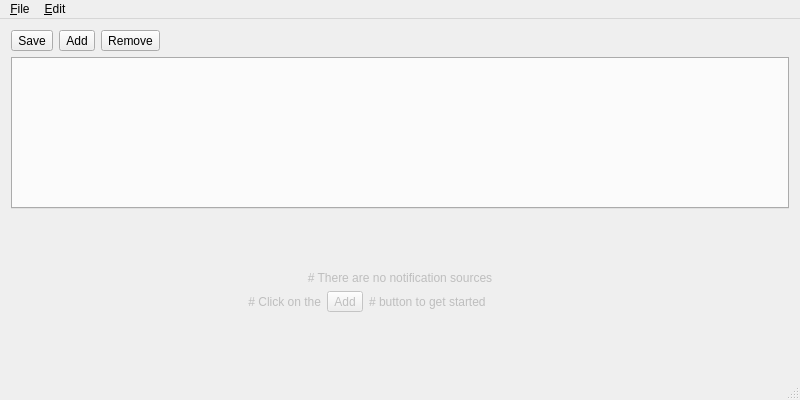
This is app/src/MainWindow/MainWindow.ui in emmaexe/ntfyDesktop as Qt 5 draws it before an edit. The edited form follows.
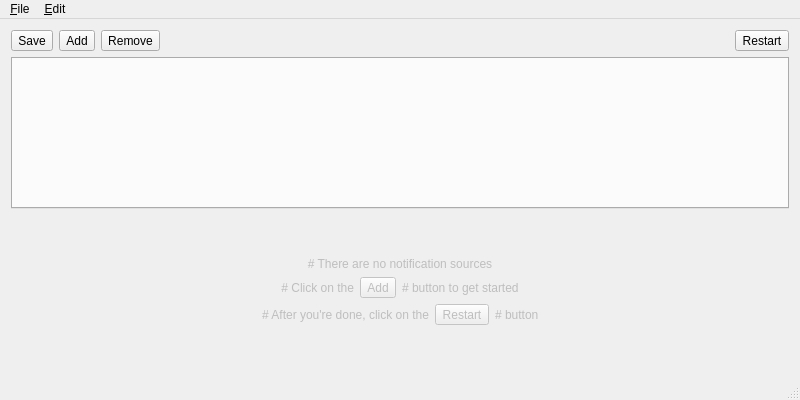
This is the edited form. Icons and pictures are not drawn.

Commit message: [feat] Add a restart button to the main UI and accompanying text hinting at its purpouse; Rework main UI text centering

Diff of the .ui file:
```diff
--- a/app/src/MainWindow/MainWindow.ui
+++ b/app/src/MainWindow/MainWindow.ui
@@ -96,6 +96,25 @@
         </property>
        </spacer>
       </item>
+      <item>
+       <widget class="QToolButton" name="restartButton">
+        <property name="cursor">
+         <cursorShape>PointingHandCursor</cursorShape>
+        </property>
+        <property name="whatsThis">
+         <string>Saving the config does not automatically restart the background processes that handle delivering notifications. This is a button that triggers the restart action from the menu bar which then in turn reloads the config and restarts those background processes. It can also be used to discard any unsaved changes since it reloads the config from the disk.</string>
+        </property>
+        <property name="text">
+         <string>Restart</string>
+        </property>
+        <property name="icon">
+         <iconset theme="system-restart-panel"/>
+        </property>
+        <property name="toolButtonStyle">
+         <enum>Qt::ToolButtonStyle::ToolButtonTextBesideIcon</enum>
+        </property>
+       </widget>
+      </item>
      </layout>
     </item>
     <item>
@@ -138,14 +157,33 @@
       </item>
       <item>
        <layout class="QHBoxLayout" name="dummyAddContainer">
-        <property name="rightMargin">
-         <number>110</number>
+        <property name="sizeConstraint">
+         <enum>QLayout::SizeConstraint::SetFixedSize</enum>
         </property>
+        <item>
+         <widget class="QWidget" name="dummyAddSpacerLeft" native="true">
+          <property name="sizePolicy">
+           <sizepolicy hsizetype="Expanding" vsizetype="Preferred">
+            <horstretch>0</horstretch>
+            <verstretch>0</verstretch>
+           </sizepolicy>
+          </property>
+         </widget>
+        </item>
         <item>
          <widget class="QLabel" name="dummyAddLabelLeft">
           <property name="enabled">
            <bool>false</bool>
           </property>
+          <property name="sizePolicy">
+           <sizepolicy hsizetype="Fixed" vsizetype="Preferred">
+            <horstretch>0</horstretch>
+            <verstretch>0</verstretch>
+           </sizepolicy>
+          </property>
+          <property name="whatsThis">
+           <string>This is the text that shows when there are no notification sources in the config file.</string>
+          </property>
           <property name="text">
            <string># Click on the</string>
           </property>
@@ -178,6 +216,15 @@
           <property name="enabled">
            <bool>false</bool>
           </property>
+          <property name="sizePolicy">
+           <sizepolicy hsizetype="Fixed" vsizetype="Preferred">
+            <horstretch>0</horstretch>
+            <verstretch>0</verstretch>
+           </sizepolicy>
+          </property>
+          <property name="whatsThis">
+           <string>This is the text that shows when there are no notification sources in the config file.</string>
+          </property>
           <property name="text">
            <string># button to get started</string>
           </property>
@@ -186,6 +233,112 @@
           </property>
          </widget>
         </item>
+        <item>
+         <widget class="QWidget" name="dummyAddSpacerRight" native="true">
+          <property name="sizePolicy">
+           <sizepolicy hsizetype="Expanding" vsizetype="Preferred">
+            <horstretch>0</horstretch>
+            <verstretch>0</verstretch>
+           </sizepolicy>
+          </property>
+         </widget>
+        </item>
+       </layout>
+      </item>
+      <item>
+       <layout class="QHBoxLayout" name="dummyRestartContainer">
+        <property name="sizeConstraint">
+         <enum>QLayout::SizeConstraint::SetFixedSize</enum>
+        </property>
+        <property name="leftMargin">
+         <number>0</number>
+        </property>
+        <item>
+         <widget class="QWidget" name="dummyRestartSpacerLeft" native="true">
+          <property name="sizePolicy">
+           <sizepolicy hsizetype="Expanding" vsizetype="Preferred">
+            <horstretch>0</horstretch>
+            <verstretch>0</verstretch>
+           </sizepolicy>
+          </property>
+         </widget>
+        </item>
+        <item>
+         <widget class="QLabel" name="dummyRestartLabelLeft">
+          <property name="enabled">
+           <bool>false</bool>
+          </property>
+          <property name="sizePolicy">
+           <sizepolicy hsizetype="Fixed" vsizetype="Preferred">
+            <horstretch>0</horstretch>
+            <verstretch>0</verstretch>
+           </sizepolicy>
+          </property>
+          <property name="whatsThis">
+           <string>This is the text that shows when there are no notification sources in the config file.</string>
+          </property>
+          <property name="text">
+           <string># After you're done, click on the</string>
+          </property>
+          <property name="textFormat">
+           <enum>Qt::TextFormat::MarkdownText</enum>
+          </property>
+          <property name="alignment">
+           <set>Qt::AlignmentFlag::AlignRight|Qt::AlignmentFlag::AlignTrailing|Qt::AlignmentFlag::AlignVCenter</set>
+          </property>
+         </widget>
+        </item>
+        <item>
+         <widget class="QToolButton" name="dummyRestartButton">
+          <property name="enabled">
+           <bool>false</bool>
+          </property>
+          <property name="whatsThis">
+           <string>This is the text that shows when there are no notification sources in the config file.</string>
+          </property>
+          <property name="text">
+           <string>Restart</string>
+          </property>
+          <property name="icon">
+           <iconset theme="system-restart-panel"/>
+          </property>
+          <property name="toolButtonStyle">
+           <enum>Qt::ToolButtonStyle::ToolButtonTextBesideIcon</enum>
+          </property>
+         </widget>
+        </item>
+        <item>
+         <widget class="QLabel" name="dummyRestartLabelRight">
+          <property name="enabled">
+           <bool>false</bool>
+          </property>
+          <property name="sizePolicy">
+           <sizepolicy hsizetype="Fixed" vsizetype="Preferred">
+            <horstretch>0</horstretch>
+            <verstretch>0</verstretch>
+           </sizepolicy>
+          </property>
+          <property name="whatsThis">
+           <string>This is the text that shows when there are no notification sources in the config file.</string>
+          </property>
+          <property name="text">
+           <string># button</string>
+          </property>
+          <property name="textFormat">
+           <enum>Qt::TextFormat::MarkdownText</enum>
+          </property>
+         </widget>
+        </item>
+        <item>
+         <widget class="QWidget" name="dummyRestartSpacerRight" native="true">
+          <property name="sizePolicy">
+           <sizepolicy hsizetype="Expanding" vsizetype="Preferred">
+            <horstretch>0</horstretch>
+            <verstretch>0</verstretch>
+           </sizepolicy>
+          </property>
+         </widget>
+        </item>
        </layout>
       </item>
       <item>
```
Left out of the diff: 35 changed lines with no effect on the pictures.
